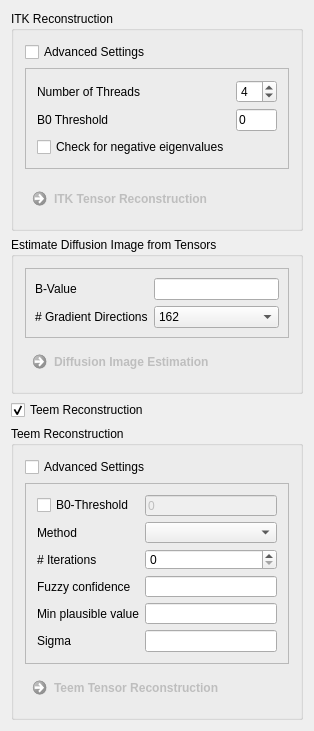
Qt form Modules/Bundles/org.mitk.gui.qt.diffusionimaging/src/internal/QmitkTensorReconstructionViewControls.ui (MITK/MITK) before a commit.
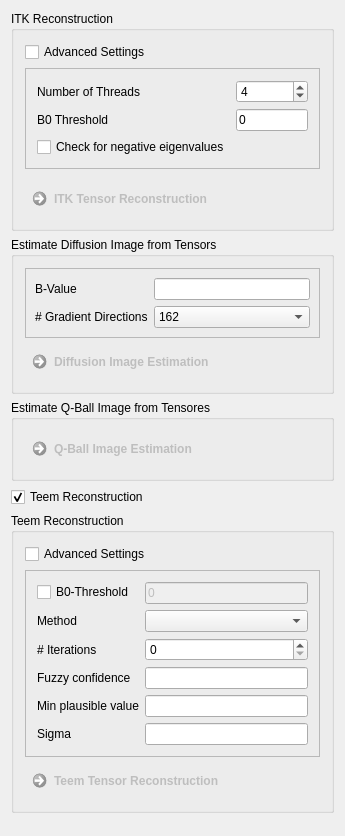
The same form after that commit.

The edit to the form file:
```diff
--- a/Modules/Bundles/org.mitk.gui.qt.diffusionimaging/src/internal/QmitkTensorReconstructionViewControls.ui
+++ b/Modules/Bundles/org.mitk.gui.qt.diffusionimaging/src/internal/QmitkTensorReconstructionViewControls.ui
@@ -6,8 +6,8 @@
    <rect>
     <x>0</x>
     <y>0</y>
-    <width>288</width>
-    <height>672</height>
+    <width>345</width>
+    <height>836</height>
    </rect>
   </property>
   <property name="minimumSize">
@@ -278,6 +278,34 @@
      </layout>
     </widget>
    </item>
+   <item>
+    <widget class="QGroupBox" name="groupBox_4">
+     <property name="title">
+      <string>Estimate Q-Ball Image from Tensores</string>
+     </property>
+     <layout class="QVBoxLayout" name="verticalLayout_5">
+      <item>
+       <widget class="QCommandLinkButton" name="m_TensorsToQbiButton">
+        <property name="enabled">
+         <bool>false</bool>
+        </property>
+        <property name="toolTip">
+         <string comment="sum of raw signal on equator, normalized to unit mass (Tuch et al. 2004)" extracomment="sum of raw signal on equator, normalized to unit mass (Tuch et al. 2004)">sum of raw signal on equator, normalized to unit mass (Tuch et al. 2004)</string>
+        </property>
+        <property name="statusTip">
+         <string comment="sum of raw signal on equator, normalized to unit mass (Tuch et al. 2004)" extracomment="sum of raw signal on equator, normalized to unit mass (Tuch et al. 2004)">sum of raw signal on equator, normalized to unit mass (Tuch et al. 2004)</string>
+        </property>
+        <property name="whatsThis">
+         <string notr="true" comment="sum of raw signal on equator, normalized to unit mass (Tuch et al. 2004)" extracomment="sum of raw signal on equator, normalized to unit mass (Tuch et al. 2004)">sum of raw signal on equator, normalized to unit mass (Tuch et al. 2004)</string>
+        </property>
+        <property name="text">
+         <string>Q-Ball Image Estimation</string>
+        </property>
+       </widget>
+      </item>
+     </layout>
+    </widget>
+   </item>
    <item>
     <widget class="QCheckBox" name="m_TeemToggle">
      <property name="enabled">
```
